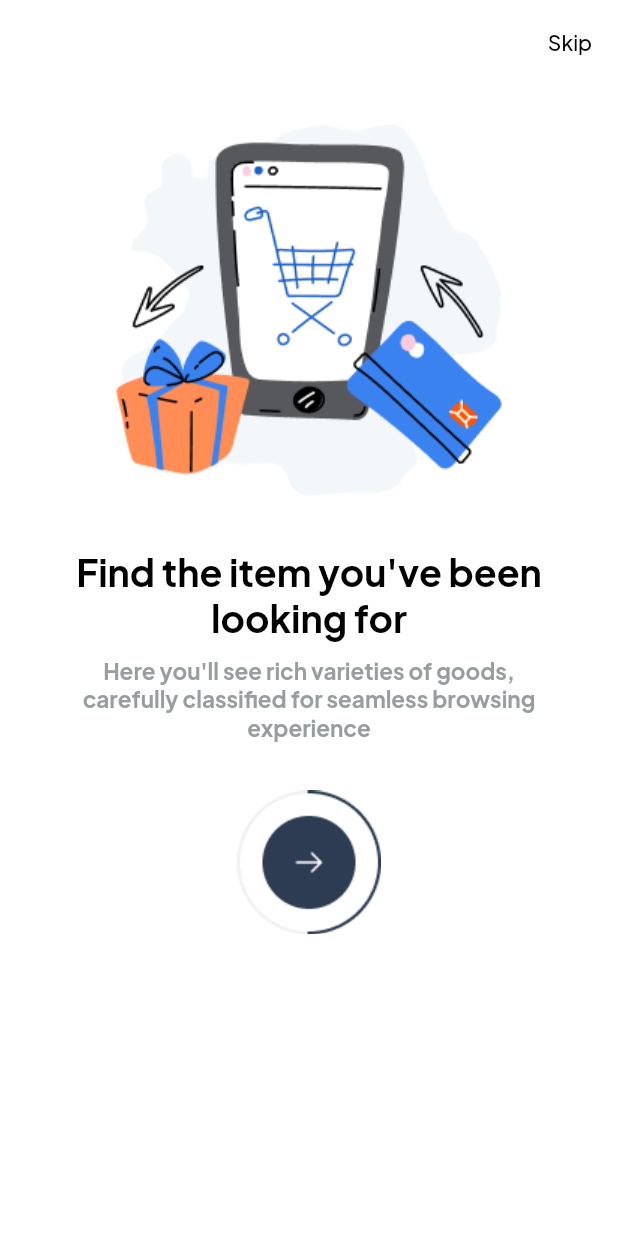
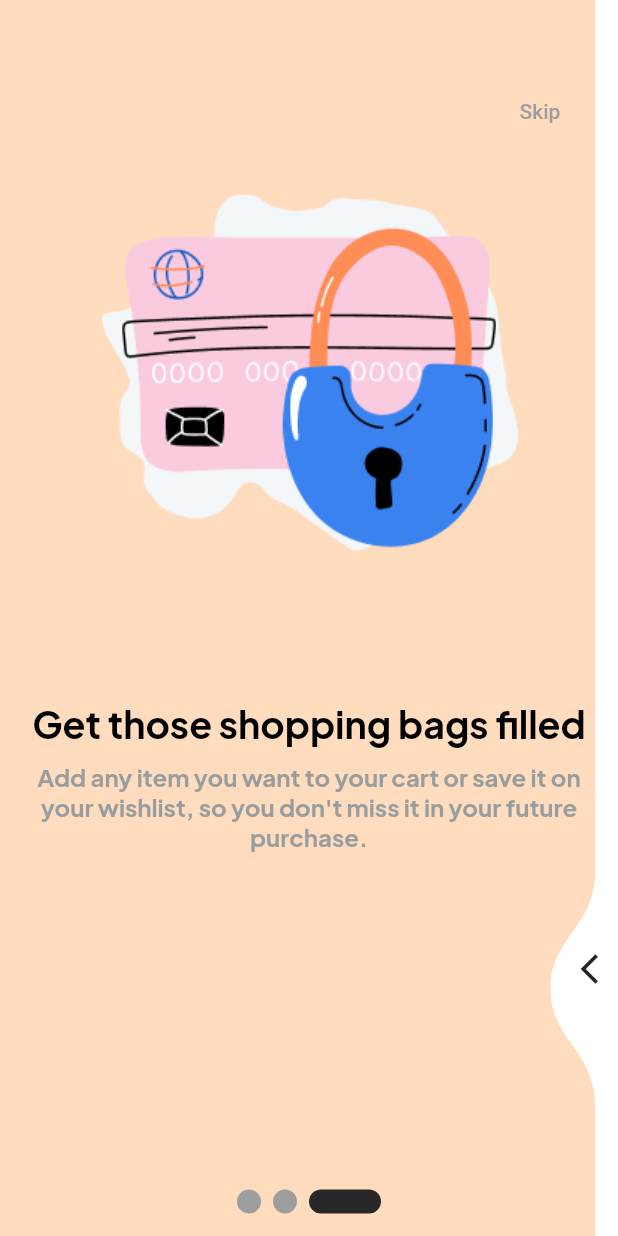
Before and after one commit to salmanlodhi0332/zalada, a Flutter app: the screen it shows after launch, after a tap on "Skip", on a phone screen of 412 x 824 dp. Run offline on Flutter 3.47's test engine with Material 2 defaults, Android fonts, the phone set to English and light mode, and no system bars; drawn by our look-alikes of liquid_swipe, smooth_page_indicator; our stand-ins replace cached_network_image, chewie, device_info_plus, dio, dropdown_textfield, firebase_auth and 16 more; accounts and stored records are empty; network calls fail; project files that could hold a hidden picture were left out.

Commit message:
06:03 | saad | 02 aug

```diff
--- a/zalada_app/lib/MVC/controller/authentication_controller.dart
+++ b/zalada_app/lib/MVC/controller/authentication_controller.dart
@@ -126,7 +126,7 @@ class AuthenticationController extends GetxController {
           print('Email or Name is missing. Unable to send data to API.');
         }
 
-        Get.off(Bottom_Bar()); // Replace 'BottomBar()' with your desired screen
+        Get.off(Bottom_Bar());
       } else {
         print('Failed to log in with Apple.');
       }
--- /dev/null
+++ b/zalada_app/lib/MVC/controller/onboarding_Controller.dart
@@ -0,0 +1,47 @@
+import 'package:get/get.dart';
+import 'package:liquid_swipe/PageHelpers/LiquidController.dart';
+import '../../custom/onBoarding_page_widget.dart';
+import '../model/onBoarding_model.dart';
+
+import '../views/onboarding/onBoarding_Strings.dart';
+
+class OnBoardingController extends GetxController {
+  final controller = LiquidController();
+  RxInt currentPage = 0.obs;
+
+  skip() => controller.jumpToPage(page: 2);
+  animateToNextSlide() =>
+      controller.animateToPage(page: controller.currentPage + 1);
+  onPageChangedCallback(int activePageIndex) =>
+      currentPage.value = activePageIndex;
+
+  final pages = [
+    OnBoardingPageWidget(
+      model: OnBoardingModel(
+        image: tOnBoardingImage1,
+        title: tOnBoardingTitle1,
+        subTitle: tOnBoardingSubTitle1,
+        counterText: tOnBoardingCounter1,
+        bgColor: tOnBoardingPage1Color,
+      ),
+    ),
+    OnBoardingPageWidget(
+      model: OnBoardingModel(
+        image: tOnBoardingImage2,
+        title: tOnBoardingTitle2,
+        subTitle: tOnBoardingSubTitle2,
+        counterText: tOnBoardingCounter2,
+        bgColor: tOnBoardingPage2Color,
+      ),
+    ),
+    OnBoardingPageWidget(
+      model: OnBoardingModel(
+        image: tOnBoardingImage3,
+        title: tOnBoardingTitle3,
+        subTitle: tOnBoardingSubTitle3,
+        counterText: tOnBoardingCounter3,
+        bgColor: tOnBoardingPage3Color,
+      ),
+    ),
+  ];
+}
--- /dev/null
+++ b/zalada_app/lib/MVC/model/onBoarding_model.dart
@@ -0,0 +1,17 @@
+import 'dart:ui';
+
+class OnBoardingModel {
+  final String image;
+  final String title;
+  final String subTitle;
+  final String counterText;
+  final Color bgColor;
+
+  OnBoardingModel({
+    required this.image,
+    required this.title,
+    required this.subTitle,
+    required this.counterText,
+    required this.bgColor,
+  });
+}
--- /dev/null
+++ b/zalada_app/lib/MVC/views/onBoarding_screen.dart
@@ -0,0 +1,75 @@
+import 'package:flutter/material.dart';
+import 'package:get/get.dart';
+import 'package:get/get_state_manager/src/rx_flutter/rx_obx_widget.dart';
+import 'package:liquid_swipe/liquid_swipe.dart';
+import 'package:smooth_page_indicator/smooth_page_indicator.dart';
+import 'package:zalada_app/MVC/views/login_screen.dart';
+import '../controller/onboarding_Controller.dart';
+
+class OnBoardingScreen extends StatelessWidget {
+  const OnBoardingScreen({Key? key}) : super(key: key);
+
+  @override
+  Widget build(BuildContext context) {
+    const tDarkColor = Color(0xff000000);
+
+    final obController = OnBoardingController();
+    return Scaffold(
+      body: Stack(
+        alignment: Alignment.center,
+        children: [
+          LiquidSwipe(
+            pages: obController.pages,
+            enableSideReveal: true,
+            liquidController: obController.controller,
+            onPageChangeCallback: obController.onPageChangedCallback,
+            slideIconWidget: const Icon(Icons.arrow_back_ios),
+            waveType: WaveType.liquidReveal,
+            ignoreUserGestureWhileAnimating: true,
+          ),
+          // Positioned(
+          //   bottom: 60.0,
+          //   child: OutlinedButton(
+          //     onPressed: () => obController.animateToNextSlide(),
+          //     style: ElevatedButton.styleFrom(
+          //       side: const BorderSide(color: Colors.black26),
+          //       shape: const CircleBorder(),
+          //       padding: const EdgeInsets.all(20),
+          //       onPrimary: Colors.white,
+          //     ),
+          //     child: Container(
+          //       padding: const EdgeInsets.all(20.0),
+          //       decoration: const BoxDecoration(
+          //           color: tDarkColor, shape: BoxShape.circle),
+          //       child: const Icon(Icons.arrow_forward_ios),
+          //     ),
+          //   ),
+          // ),
+          Positioned(
+            top: 50,
+            right: 20,
+            child: TextButton(
+              onPressed: () {
+                //Get.to(login_screen());
+                obController.skip();
+              },
+              child: const Text("Skip", style: TextStyle(color: Colors.grey)),
+            ),
+          ),
+          Obx(
+            () => Positioned(
+              bottom: 15,
+              child: AnimatedSmoothIndicator(
+                count: 3,
+                activeIndex: obController.currentPage.value,
+                effect: const ExpandingDotsEffect(
+                  activeDotColor: Color(0xff272727),
+                ),
+              ),
+            ),
+          ),
+        ],
+      ),
+    );
+  }
+}
--- /dev/null
+++ b/zalada_app/lib/MVC/views/onboarding/onBoarding_Strings.dart
@@ -0,0 +1,25 @@
+// -- OnBoarding Screen Images
+import 'package:flutter/material.dart';
+import 'package:get/get_utils/src/extensions/internacionalization.dart';
+
+const String tOnBoardingImage1 = "assets/images/pick_&_pay.png";
+const String tOnBoardingImage2 = "assets/images/shopping-basket.png";
+const String tOnBoardingImage3 = "assets/images/secure-paymet.png";
+
+// -- On Boarding Text
+String tOnBoardingTitle1 = "onboard_heading_one".tr;
+String tOnBoardingTitle2 = 'onboard_heading_three'.tr;
+String tOnBoardingTitle3 = 'onboard_heading_two'.tr;
+
+String tOnBoardingSubTitle1 = 'onboard_one_description'.tr;
+String tOnBoardingSubTitle2 = 'onboard_three_description'.tr;
+String tOnBoardingSubTitle3 = 'onboard_two_description'.tr;
+
+const String tOnBoardingCounter1 = "1/3";
+const String tOnBoardingCounter2 = "2/3";
+const String tOnBoardingCounter3 = "3/3";
+
+// -- ON-BOARDING COLORS
+const tOnBoardingPage1Color = Colors.white;
+const tOnBoardingPage2Color = Color(0xfffddcdf);
+const tOnBoardingPage3Color = Color(0xffffdcbd);
--- a/zalada_app/lib/MVC/views/splash_screen.dart
+++ b/zalada_app/lib/MVC/views/splash_screen.dart
@@ -6,6 +6,8 @@ import 'package:get/get_utils/src/extensions/internacionalization.dart';
 import 'package:velocity_x/velocity_x.dart';
 import 'package:zalada_app/utiles/page_navigation.dart';
 import 'package:zalada_app/MVC/views/onboarding/onboard_one.dart';
+
+import 'onBoarding_screen.dart';
 
 class splash_screen extends StatefulWidget {
   const splash_screen({super.key});
@@ -25,7 +27,7 @@ class _splash_screenState extends State<splash_screen> {
 
   String? token;
   isloggedcheck() async {
-    Page_Navigation().Page(context, Onboard_One());
+    Page_Navigation().Page(context, OnBoardingScreen());
   }
 
   @override
--- /dev/null
+++ b/zalada_app/lib/custom/onBoarding_page_widget.dart
@@ -0,0 +1,66 @@
+import 'package:flutter/material.dart';
+import 'package:velocity_x/velocity_x.dart';
+
+import '../MVC/model/onBoarding_model.dart';
+
+class OnBoardingPageWidget extends StatelessWidget {
+  const OnBoardingPageWidget({
+    Key? key,
+    required this.model,
+  }) : super(key: key);
+
+  final OnBoardingModel model;
+
+  @override
+  Widget build(BuildContext context) {
+    final size = MediaQuery.of(context).size;
+    final screenHeight = MediaQuery.of(context).size.height;
+    return Container(
+      padding: const EdgeInsets.all(20.0),
+      color: model.bgColor,
+      child: Column(
+        mainAxisAlignment: MainAxisAlignment.spaceEvenly,
+        children: [
+          Image(
+            image: AssetImage(model.image),
+            height: size.height * 0.45,
+          ),
+          Column(
+            children: [
+              Text(
+                model.title,
+                textAlign: TextAlign.center,
+                style: TextStyle(
+                    fontFamily: 'plusjakarta',
+                    fontWeight: FontWeight.bold,
+                    color: Theme.of(context).hintColor,
+                    fontSize: 25),
+              ).pOnly(bottom: 10),
+              // style: Theme.of(context).textTheme.headline3,
+
+              Text(
+                model.subTitle,
+                textAlign: TextAlign.center,
+                style: TextStyle(
+                    fontFamily: 'plusjakarta',
+                    fontWeight: FontWeight.bold,
+                    color: Theme.of(context).disabledColor,
+                    fontSize: 16),
+              ).pOnly(bottom: screenHeight * 0.04).px(2),
+            ],
+          ),
+          const SizedBox(
+            height: 80.0,
+          ),
+          // Text(
+          //   model.counterText,
+          //   style: Theme.of(context).textTheme.headline6,
+          // ),
+          const SizedBox(
+            height: 10.0,
+          )
+        ],
+      ),
+    );
+  }
+}
--- a/zalada_app/pubspec.yaml
+++ b/zalada_app/pubspec.yaml
@@ -64,6 +64,8 @@ dependencies:
   firebase_auth: ^4.7.2
   google_sign_in: ^6.1.4
   sign_in_with_apple: ^5.0.0
+  liquid_swipe: ^3.1.0
+  smooth_page_indicator: ^1.1.0
 
 dev_dependencies:
   flutter_test:
```
Also changed, not shown: zalada_app/pubspec.lock.
